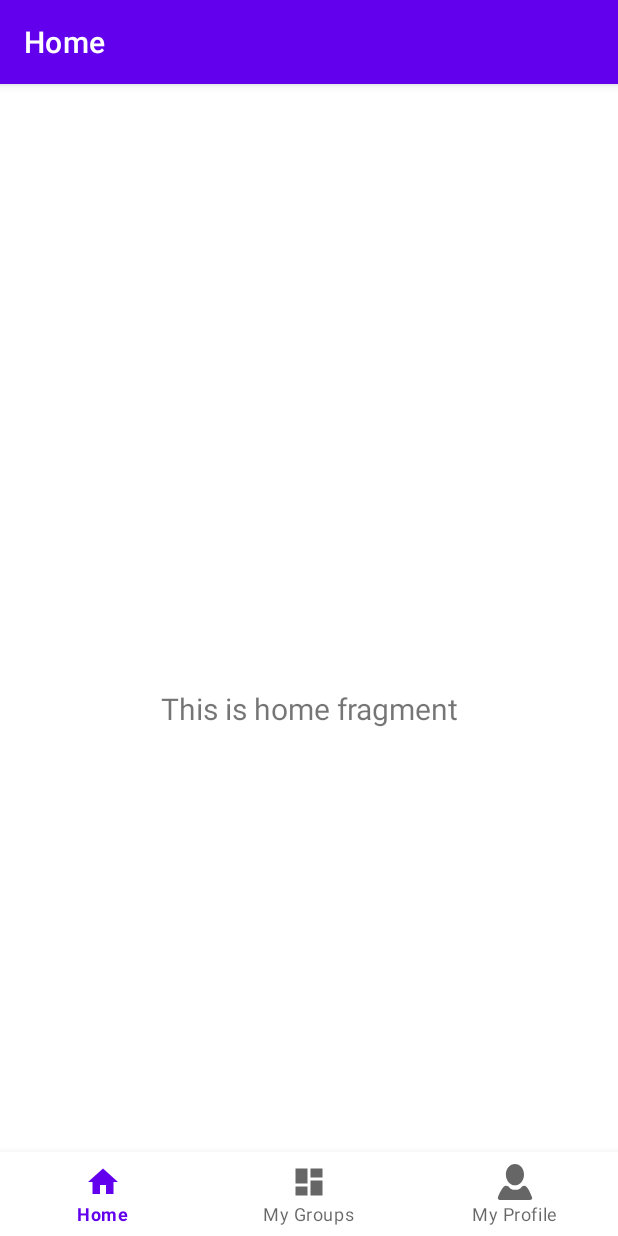
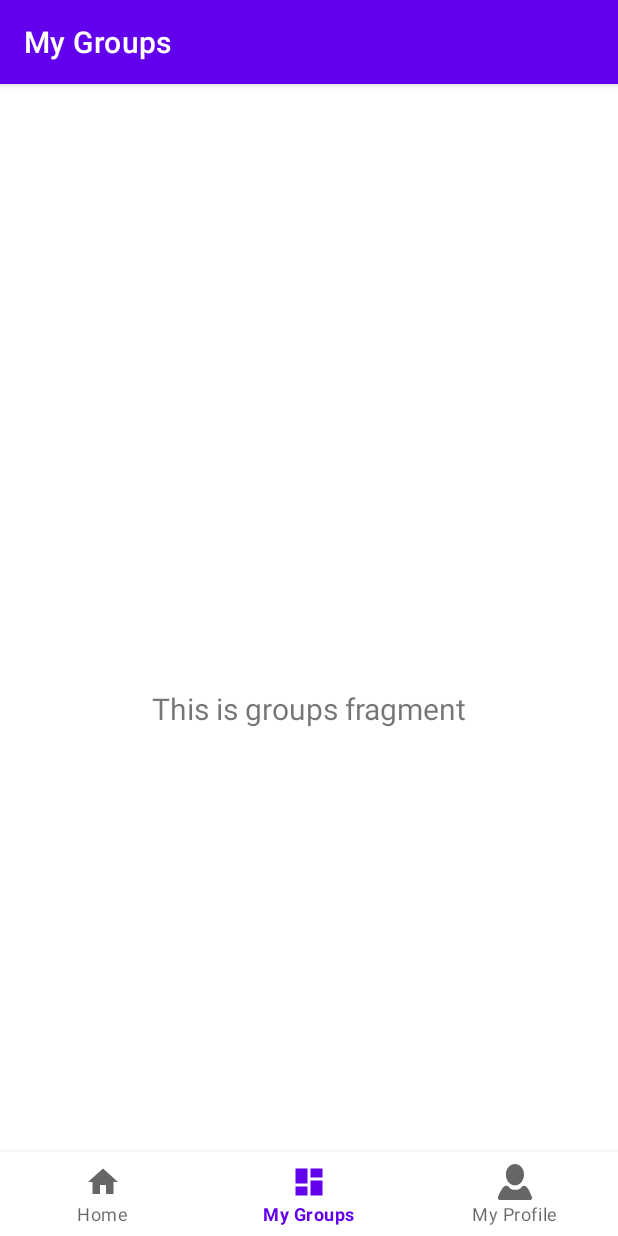
Before and after one commit to afei3/CS465-Final-Project, an Android app: the BrowseActivity screen opened directly, with no data from a screen before it, item 2 of the bottom bar chosen, on a phone screen of 412 x 824 dp. Run offline under Robolectric (Android 15) with nearby library versions, the phone set to English and light mode, and no system bars; our stand-ins replace navigation-ui.

Commit message:
CHanged ids to be correct

```diff
--- a/app/src/main/java/com/example/sportinate/group_search_and_select/BrowseActivity.java
+++ b/app/src/main/java/com/example/sportinate/group_search_and_select/BrowseActivity.java
@@ -26,11 +26,11 @@ public class BrowseActivity extends AppCompatActivity {
         // Passing each menu ID as a set of Ids because each
         // menu should be considered as top level destinations.
         AppBarConfiguration appBarConfiguration = new AppBarConfiguration.Builder(
-                R.id.navigation_home, R.id.navigation_dashboard, R.id.navigation_notifications)
+                R.id.navigation_home, R.id.navigation_groups, R.id.navigation_profile)
                 .build();
         NavController navController = Navigation.findNavController(this, R.id.nav_host_fragment_activity_browse);
         NavigationUI.setupActionBarWithNavController(this, navController, appBarConfiguration);
-        NavigationUI.setupWithNavController(binding.navView, navController);
+        NavigationUI.setupWithNavController(navView, navController);
     }
 
 }
--- a/app/src/main/res/menu/bottom_nav_menu.xml
+++ b/app/src/main/res/menu/bottom_nav_menu.xml
@@ -7,12 +7,12 @@
         android:title="@string/title_home" />
 
     <item
-        android:id="@+id/navigation_dashboard"
+        android:id="@+id/navigation_groups"
         android:icon="@drawable/ic_dashboard_black_24dp"
         android:title="@string/title_groups" />
 
     <item
-        android:id="@+id/navigation_notifications"
+        android:id="@+id/navigation_profile"
         android:icon="@drawable/ic_notifications_black_24dp"
         android:title="@string/title_profile" />
 
```
